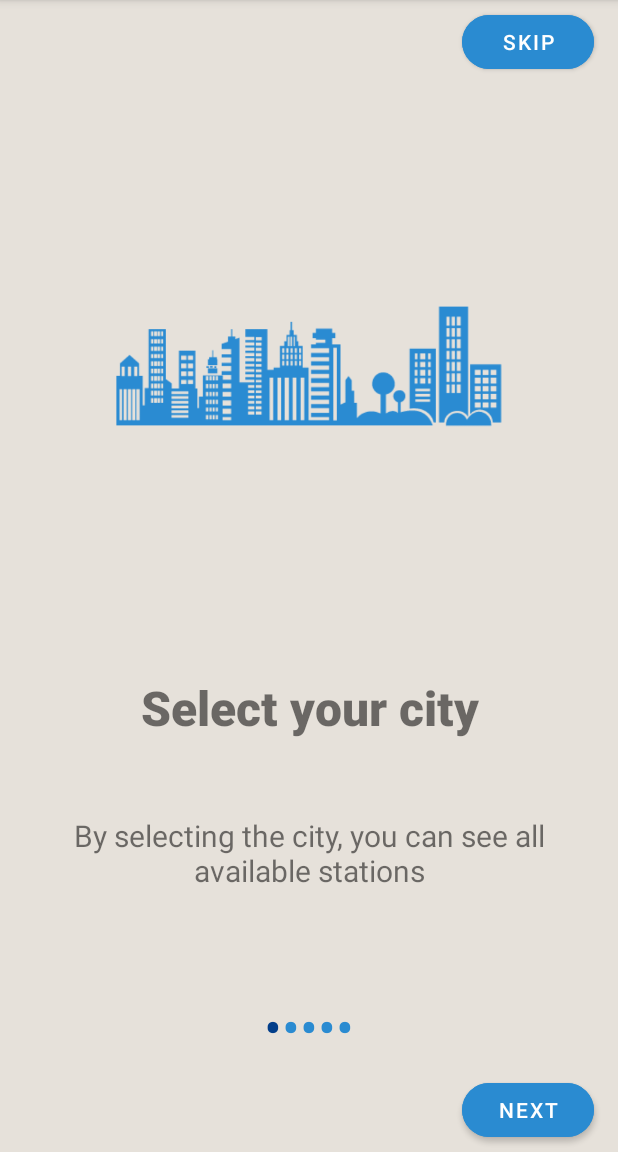
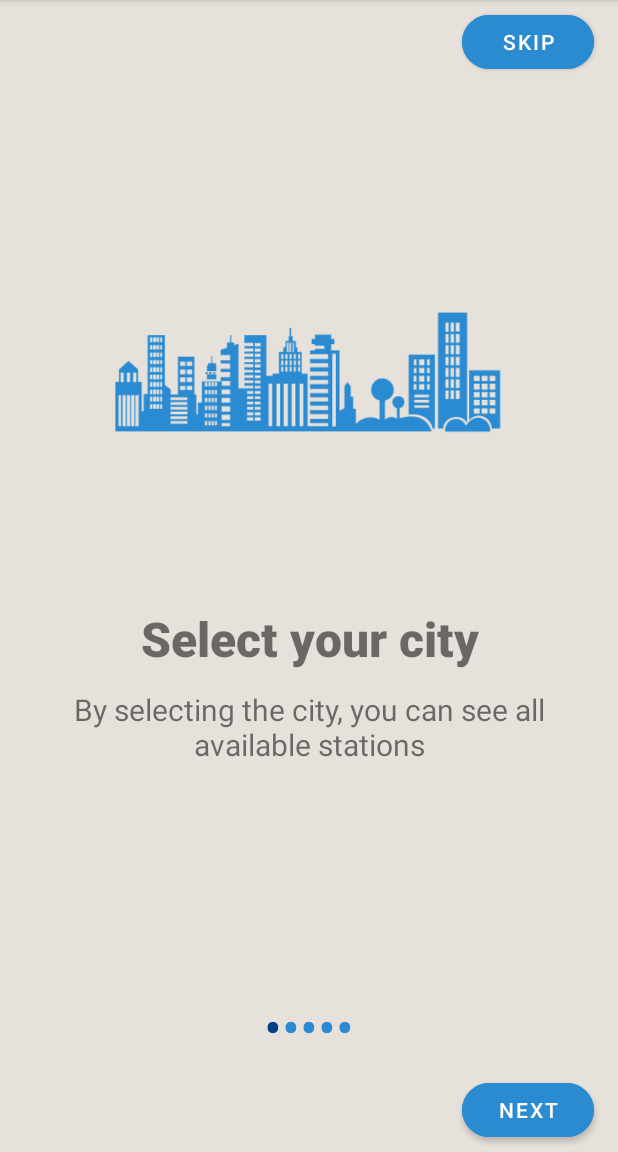
Before and after one commit to maciekkv/pp5, an Android app: the screen it shows after launch (OnboardingActivity), on a phone screen of 412 x 824 dp, the part 84-1236 px from its top. Run offline under Robolectric (Android 15) with nearby library versions, the phone set to English and light mode, and no system bars.

Commit message:
all done

```diff
--- a/app/src/main/java/com/example/pp5/AboutActivity.java
+++ b/app/src/main/java/com/example/pp5/AboutActivity.java
@@ -11,8 +11,14 @@ public class AboutActivity extends AppCompatActivity {
     @Override
     protected void onCreate(Bundle savedInstanceState) {
         super.onCreate(savedInstanceState);
+        getSupportActionBar().setDisplayHomeAsUpEnabled(true);
         setContentView(R.layout.activity_about);
         textView1 = findViewById(R.id.txtView1);
         textView2 = findViewById(R.id.txtView2);
     }
+    @Override
+    public boolean onSupportNavigateUp() {
+        finish();
+        return true;
+    }
 }
--- a/app/src/main/java/com/example/pp5/fragments/FavouriteFragment.java
+++ b/app/src/main/java/com/example/pp5/fragments/FavouriteFragment.java
@@ -49,15 +49,11 @@ import it.xabaras.android.recyclerview.swipedecorator.RecyclerViewSwipeDecorator
 public class FavouriteFragment extends Fragment {
 
     RecyclerView recview;
-    TextView noresult,noFav1,noFav2;
-    ProgressBar progressBar;
+    public static TextView noresult,noFav1,noFav2;
     List<StationModel> stationList;
     StationListViewModel listViewModel;
-    //StationListAdapter adapter;
     FavouriteStationListAdapter adapter;
-    SwipeRefreshLayout swipeRefreshLayout;
     List<StationModel> favouriteStations;
-    ItemTouchHelper itemTouchHelper;
 
     @Override
     public void onCreate(@Nullable Bundle savedInstanceState) {
--- a/app/src/main/java/com/example/pp5/fragments/HomeFragment.java
+++ b/app/src/main/java/com/example/pp5/fragments/HomeFragment.java
@@ -40,6 +40,7 @@ public class HomeFragment extends Fragment {
 
     RecyclerView recview;
     TextView noresult, txtViewNoConnection,txtViewNoConnection2,txtViewNoConnection3;
+    public static TextView txtViewNoConnection4;
     ProgressBar progressBar;
     List<StationModel> stationList;
 
@@ -110,6 +111,8 @@ public class HomeFragment extends Fragment {
         txtViewNoConnection = view.findViewById(R.id.txtViewNoConnection);
         txtViewNoConnection2 = view.findViewById(R.id.txtViewNoConnection2);
         txtViewNoConnection3 = view.findViewById(R.id.txtViewNoConnection3);
+        txtViewNoConnection4 = view.findViewById(R.id.txtViewNoConnection4);
+
 
         recview.setLayoutManager(new LinearLayoutManager(getContext()));
         recview.addItemDecoration(new DividerItemDecoration(getContext(),DividerItemDecoration.VERTICAL));
--- a/app/src/main/res/layout/activity_onboarding.xml
+++ b/app/src/main/res/layout/activity_onboarding.xml
@@ -30,7 +30,6 @@
         app:layout_constraintEnd_toEndOf="parent"
         app:layout_constraintStart_toStartOf="parent"
         app:layout_constraintBottom_toBottomOf="parent"/>
-
     <com.google.android.material.button.MaterialButton
         android:id="@+id/backBtn"
         android:layout_width="wrap_content"
--- a/app/src/main/res/layout/slider_layout.xml
+++ b/app/src/main/res/layout/slider_layout.xml
@@ -5,32 +5,59 @@
     xmlns:app="http://schemas.android.com/apk/res-auto"
     android:background="@color/bezowy"
     android:orientation="vertical">
+    <ScrollView
+        android:layout_width="match_parent"
+        android:layout_height="match_parent">
+<androidx.constraintlayout.widget.ConstraintLayout
+    android:layout_width="match_parent"
+    android:layout_height="match_parent"
+    android:background="@color/bezowy"
+    android:orientation="vertical"
+    android:paddingBottom="20dp"
+    >
 
     <ImageView
         android:id="@+id/onboardingImg"
         android:layout_width="300dp"
         android:layout_height="300dp"
         android:layout_gravity="center"
-        android:src="@drawable/onboarding1"/>
+        android:layout_marginTop="4dp"
+        android:src="@drawable/onboarding1"
+        app:layout_constraintEnd_toEndOf="parent"
+        app:layout_constraintHorizontal_bias="0.495"
+        app:layout_constraintStart_toStartOf="parent"
+        app:layout_constraintTop_toTopOf="parent" />
+
     <TextView
         android:id="@+id/txtView1"
         android:layout_width="match_parent"
         android:layout_height="wrap_content"
-        android:layout_marginTop="50dp"
+        android:fontFamily="sans-serif-black"
         android:text="@string/title1"
         android:textAlignment="center"
-        android:fontFamily="sans-serif-black"
-        android:textSize="32dp"/>
+        android:textSize="32dp"
+        app:layout_constraintBottom_toBottomOf="parent"
+        app:layout_constraintEnd_toEndOf="parent"
+        app:layout_constraintStart_toStartOf="parent"
+        app:layout_constraintTop_toBottomOf="@id/onboardingImg"
+        app:layout_constraintVertical_bias="0.0" />
+
     <TextView
         android:id="@+id/txtView2"
-        android:paddingLeft="10dp"
-        android:paddingRight="10dp"
         android:layout_width="match_parent"
-        android:layout_height="match_parent"
-        android:layout_marginTop="50dp"
+        android:layout_height="wrap_content"
+        android:layout_marginTop="55dp"
+        android:fontFamily="sans-serif"
+        android:paddingLeft="30dp"
+        android:paddingRight="30dp"
         android:text="@string/desc1"
         android:textAlignment="center"
-        android:fontFamily="sans-serif"
-        android:textSize="20dp"/>
+        android:textSize="20dp"
+        app:layout_constraintBottom_toBottomOf="parent"
+        app:layout_constraintEnd_toEndOf="parent"
+        app:layout_constraintStart_toStartOf="parent"
+        app:layout_constraintTop_toTopOf="@id/txtView1" />
 
+</androidx.constraintlayout.widget.ConstraintLayout>
+    </ScrollView>
 </LinearLayout>
--- a/app/src/main/res/layout/station_item.xml
+++ b/app/src/main/res/layout/station_item.xml
@@ -96,7 +96,6 @@
 
         <ToggleButton
             android:id="@+id/favBtn"
-            android:onClick="onDefaultToggleClick"
             android:layout_width="38dp"
             android:textOn=""
             android:textOff=""
```
Also changed, not shown: app/src/main/java/com/example/pp5/StaticticActivity.java (+16 -6 lines), app/src/main/java/com/example/pp5/adapters/FavouriteStationListAdapter.java (+13 -3 lines), app/src/main/java/com/example/pp5/adapters/StationListAdapter.java (+28 -9 lines), app/src/main/java/com/example/pp5/viewmodels/StationListViewModel.java (+13 -1 lines), app/src/main/res/layout/activity_about.xml (+58 -9 lines), app/src/main/res/layout/fragment_homefragment.xml (+12 -0 lines).
